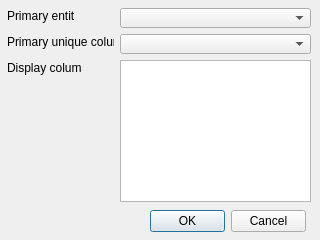
Qt form ui/wizard/ui_fk_property.ui (gltn/stdm) before a commit.
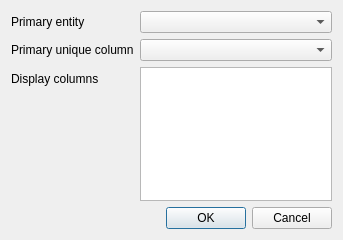
The same form after that commit.

Commit message: Added minimum and maximum grouping

```diff
--- a/ui/wizard/ui_fk_property.ui
+++ b/ui/wizard/ui_fk_property.ui
@@ -6,48 +6,39 @@
    <rect>
     <x>0</x>
     <y>0</y>
-    <width>320</width>
+    <width>343</width>
     <height>240</height>
    </rect>
   </property>
   <property name="windowTitle">
    <string>Foreign key editor</string>
   </property>
-  <widget class="QDialogButtonBox" name="buttonBox">
-   <property name="geometry">
-    <rect>
-     <x>150</x>
-     <y>210</y>
-     <width>156</width>
-     <height>23</height>
-    </rect>
-   </property>
-   <property name="orientation">
-    <enum>Qt::Horizontal</enum>
-   </property>
-   <property name="standardButtons">
-    <set>QDialogButtonBox::Cancel|QDialogButtonBox::Ok</set>
-   </property>
-  </widget>
-  <widget class="QComboBox" name="cboPrimaryUKey">
-   <property name="geometry">
-    <rect>
-     <x>120</x>
-     <y>34</y>
-     <width>191</width>
-     <height>20</height>
-    </rect>
-   </property>
-  </widget>
+  <layout class="QFormLayout" name="formLayout">
+   <item row="0" column="0">
+    <widget class="QLabel" name="label">
+     <property name="maximumSize">
+      <size>
+       <width>200</width>
+       <height>16777215</height>
+      </size>
+     </property>
+     <property name="text">
+      <string>Primary entity</string>
+     </property>
+    </widget>
+   </item>
+   <item row="0" column="1">
+    <widget class="QComboBox" name="cboPrimaryEntity">
+     <property name="sizePolicy">
+      <sizepolicy hsizetype="Expanding" vsizetype="Fixed">
+       <horstretch>1</horstretch>
+       <verstretch>0</verstretch>
+      </sizepolicy>
+     </property>
+    </widget>
+   </item>
+   <item row="1" column="0">
   <widget class="QLabel" name="label_2">
-   <property name="geometry">
-    <rect>
-     <x>7</x>
-     <y>34</y>
-     <width>107</width>
-     <height>16</height>
-    </rect>
-   </property>
    <property name="sizePolicy">
     <sizepolicy hsizetype="Fixed" vsizetype="Preferred">
      <horstretch>0</horstretch>
@@ -64,58 +55,45 @@
     <string>Primary unique column</string>
    </property>
   </widget>
+   </item>
+   <item row="1" column="1">
+    <widget class="QComboBox" name="cboPrimaryUKey">
+     <property name="sizePolicy">
+      <sizepolicy hsizetype="Expanding" vsizetype="Fixed">
+       <horstretch>1</horstretch>
+       <verstretch>0</verstretch>
+      </sizepolicy>
+     </property>
+    </widget>
+   </item>
+   <item row="2" column="0">
   <widget class="QLabel" name="label_3">
-   <property name="geometry">
-    <rect>
-     <x>7</x>
-     <y>60</y>
-     <width>75</width>
-     <height>16</height>
-    </rect>
-   </property>
    <property name="text">
     <string>Display columns</string>
    </property>
   </widget>
-  <widget class="QComboBox" name="cboPrimaryEntity">
-   <property name="geometry">
-    <rect>
-     <x>120</x>
-     <y>8</y>
-     <width>191</width>
-     <height>20</height>
-    </rect>
-   </property>
-  </widget>
-  <widget class="QLabel" name="label">
-   <property name="geometry">
-    <rect>
-     <x>7</x>
-     <y>8</y>
-     <width>67</width>
-     <height>16</height>
-    </rect>
-   </property>
-   <property name="maximumSize">
-    <size>
-     <width>200</width>
-     <height>16777215</height>
-    </size>
-   </property>
-   <property name="text">
-    <string>Primary entity</string>
-   </property>
-  </widget>
+   </item>
+   <item row="2" column="1">
   <widget class="QListView" name="lvDisplayCol">
-   <property name="geometry">
-    <rect>
-     <x>120</x>
-     <y>60</y>
-     <width>191</width>
-     <height>142</height>
-    </rect>
-   </property>
-  </widget>
+     <property name="sizePolicy">
+      <sizepolicy hsizetype="Expanding" vsizetype="Expanding">
+       <horstretch>1</horstretch>
+       <verstretch>0</verstretch>
+      </sizepolicy>
+     </property>
+    </widget>
+   </item>
+   <item row="3" column="1">
+    <widget class="QDialogButtonBox" name="buttonBox">
+     <property name="orientation">
+      <enum>Qt::Horizontal</enum>
+     </property>
+     <property name="standardButtons">
+      <set>QDialogButtonBox::Cancel|QDialogButtonBox::Ok</set>
+     </property>
+    </widget>
+   </item>
+  </layout>
  </widget>
  <resources/>
  <connections>
```
Lines whose indentation alone changed are shown as unchanged. The commit also changes 7 other files.
